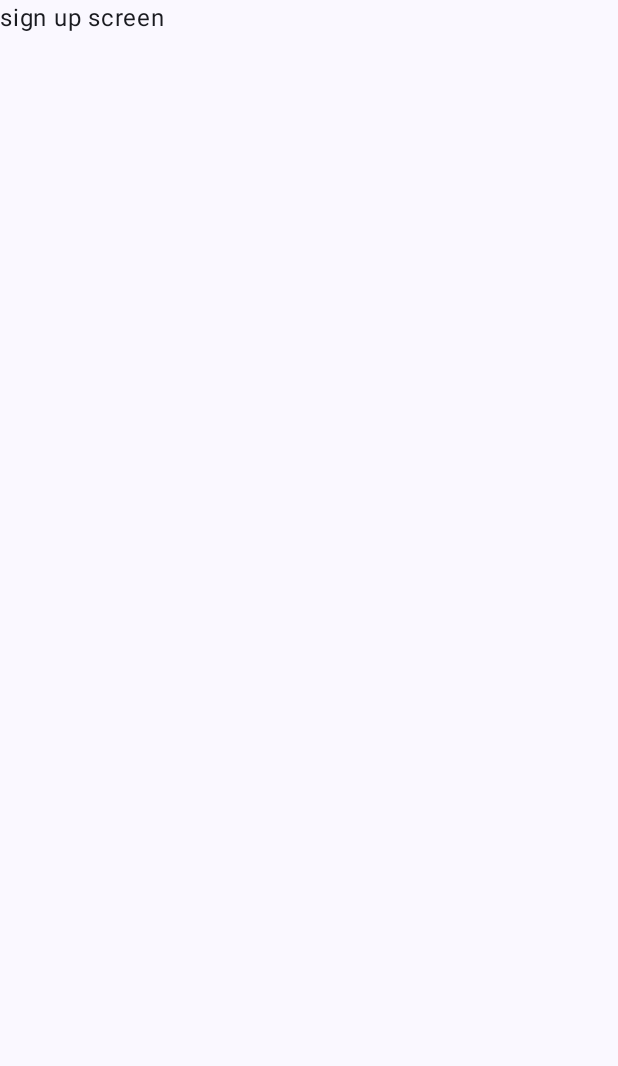
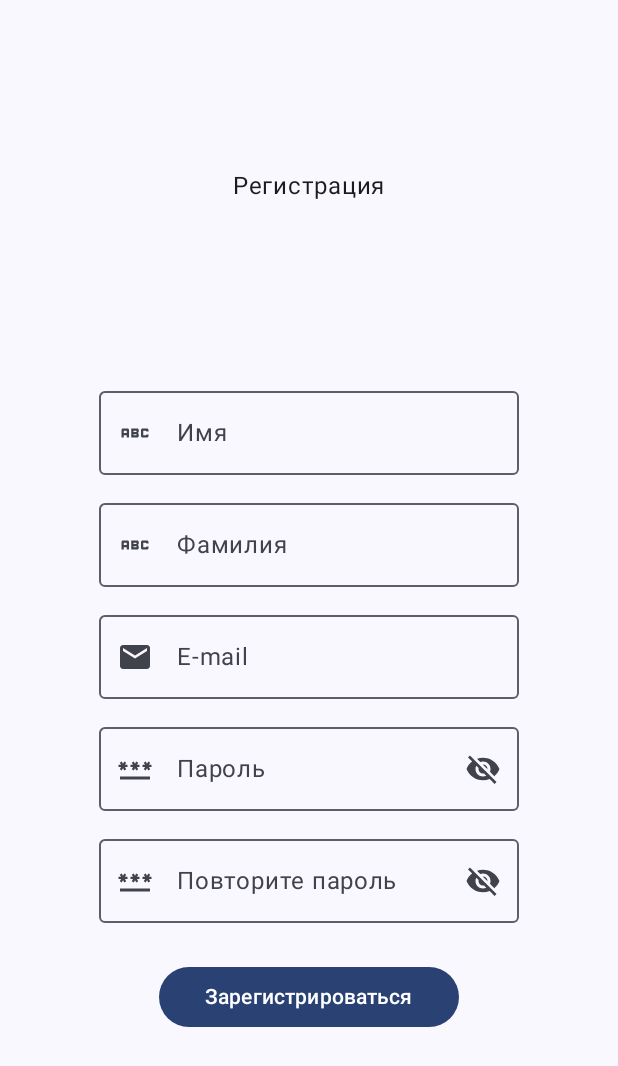
Before and after one commit to kiryuha21/JobSearchPlatformClient, an Android app built with Jetpack Compose: the SignUpScreen screen opened through its navigation route, on a phone screen of 412 x 824 dp. Before the commit the part shown is almost empty. Shown: the top 1066 px of the screen. Run offline under Robolectric (Android 15) with nearby library versions, the phone set to English and light mode, and no system bars.

Commit message:
navigation animation + signup screen

```diff
--- a/app/src/main/java/com/kiryuha21/jobsearchplatformclient/ui/components/LogInComponents.kt
+++ b/app/src/main/java/com/kiryuha21/jobsearchplatformclient/ui/components/LogInComponents.kt
@@ -7,7 +7,6 @@ import androidx.compose.foundation.layout.defaultMinSize
 import androidx.compose.foundation.layout.fillMaxWidth
 import androidx.compose.foundation.layout.padding
 import androidx.compose.material.icons.Icons
-import androidx.compose.material.icons.filled.Abc
 import androidx.compose.material.icons.filled.Email
 import androidx.compose.material.icons.filled.Password
 import androidx.compose.material3.Text
@@ -18,20 +17,15 @@ import androidx.compose.ui.unit.dp
 
 @Composable
 fun LoginForm(onLogin: () -> Unit, onResetPassword: () -> Unit, modifier: Modifier = Modifier) {
-    val placeholders = arrayOf("Имя", "Фамилия", "E-mail")
-    val icons = arrayOf(Icons.Filled.Abc, Icons.Filled.Abc, Icons.Filled.Email)
-
     Column(
         modifier = modifier,
         horizontalAlignment = Alignment.CenterHorizontally
     ) {
-        repeat(3) {
-            DefaultTextField(
-                icon = icons[it],
-                placeholder = placeholders[it],
-                modifier = Modifier.padding(5.dp)
-            )
-        }
+        DefaultTextField(
+            icon = Icons.Filled.Email,
+            placeholder = "E-mail",
+            modifier = Modifier.padding(5.dp)
+        )
         PasswordTextField(
             icon = Icons.Filled.Password,
             placeholder = "Пароль",
@@ -45,7 +39,7 @@ fun LoginForm(onLogin: () -> Unit, onResetPassword: () -> Unit, modifier: Modifi
             text = "Войти",
             onClick = { onLogin() },
             modifier = Modifier
-                .padding(top = 10.dp)
+                .padding(top = 20.dp)
                 .defaultMinSize(minWidth = 200.dp)
         )
     }
--- a/app/src/main/java/com/kiryuha21/jobsearchplatformclient/ui/components/SignUpComponents.kt
+++ b/app/src/main/java/com/kiryuha21/jobsearchplatformclient/ui/components/SignUpComponents.kt
@@ -1,18 +1,46 @@
 package com.kiryuha21.jobsearchplatformclient.ui.components
 
 import androidx.compose.foundation.layout.Column
+import androidx.compose.foundation.layout.defaultMinSize
+import androidx.compose.foundation.layout.padding
 import androidx.compose.material.icons.Icons
 import androidx.compose.material.icons.filled.Abc
+import androidx.compose.material.icons.filled.Email
 import androidx.compose.material.icons.filled.Password
 import androidx.compose.runtime.Composable
-import androidx.compose.ui.tooling.preview.Preview
+import androidx.compose.ui.Alignment
+import androidx.compose.ui.Modifier
+import androidx.compose.ui.unit.dp
 
-@Preview(showBackground = true)
 @Composable
-fun SignUpComponent() {
-    Column {
-        DefaultTextField(Icons.Filled.Abc, "Имя")
-        DefaultTextField(Icons.Filled.Abc, "Фамилия")
-        PasswordTextField(Icons.Filled.Password, "Пароль")
+fun SignUpForm(onRegister: () -> Unit, modifier: Modifier = Modifier) {
+    val placeholders = listOf("Имя", "Фамилия", "E-mail", "Пароль", "Повторите пароль")
+    val icons = listOf(Icons.Filled.Abc, Icons.Filled.Abc, Icons.Filled.Email, Icons.Filled.Password, Icons.Filled.Password)
+
+    Column(
+        modifier = modifier,
+        horizontalAlignment = Alignment.CenterHorizontally
+    ) {
+        (0..2).forEach {
+            DefaultTextField(
+                icon = icons[it],
+                placeholder = placeholders[it],
+                modifier = Modifier.padding(5.dp)
+            )
+        }
+        (3..4).forEach {
+            PasswordTextField(
+                icon = icons[it],
+                placeholder = placeholders[it],
+                modifier = Modifier.padding(5.dp)
+            )
+        }
+        DefaultButton(
+            text = "Зарегистрироваться",
+            onClick = { onRegister() },
+            modifier = Modifier
+                .padding(top = 20.dp)
+                .defaultMinSize(minWidth = 200.dp)
+        )
     }
 }
--- /dev/null
+++ b/app/src/main/java/com/kiryuha21/jobsearchplatformclient/ui/navigation/Animation.kt
@@ -0,0 +1,31 @@
+package com.kiryuha21.jobsearchplatformclient.ui.navigation
+
+import androidx.compose.animation.AnimatedVisibility
+import androidx.compose.animation.core.MutableTransitionState
+import androidx.compose.animation.expandVertically
+import androidx.compose.animation.fadeIn
+import androidx.compose.animation.fadeOut
+import androidx.compose.animation.shrinkVertically
+import androidx.compose.animation.slideInVertically
+import androidx.compose.animation.slideOutVertically
+import androidx.compose.runtime.Composable
+import androidx.compose.ui.Alignment
+import androidx.compose.ui.Modifier
+
+@Composable
+fun EnterAnimation(content: @Composable () -> Unit) {
+    AnimatedVisibility(
+        visibleState = MutableTransitionState(
+            initialState = false
+        ).apply { targetState = true },
+        modifier = Modifier,
+        enter = slideInVertically(
+            initialOffsetY = { -40 }
+        ) + expandVertically(
+            expandFrom = Alignment.Top
+        ) + fadeIn(initialAlpha = 0.3f),
+        exit = slideOutVertically() + shrinkVertically() + fadeOut(),
+    ) {
+        content()
+    }
+}
--- a/app/src/main/java/com/kiryuha21/jobsearchplatformclient/ui/navigation/NavigationController.kt
+++ b/app/src/main/java/com/kiryuha21/jobsearchplatformclient/ui/navigation/NavigationController.kt
@@ -23,16 +23,22 @@ fun NavigationController() {
                 route = route
             ) {
                 composable(LogIn) {
+                    EnterAnimation {
                         LogInScreen(
                             authViewModel = it.sharedViewModel(navController = navController),
                             navController = navController
                         )
                     }
+                }
                 composable(SignUp) {
+                    EnterAnimation {
                         SignUpScreen(authViewModel = it.sharedViewModel(navController = navController))
                     }
+                }
                 composable(ResetPassword) {
+                    EnterAnimation {
                         ResetPasswordScreen(authViewModel = it.sharedViewModel(navController = navController))
+                    }
                 }
             }
         }
--- a/app/src/main/java/com/kiryuha21/jobsearchplatformclient/ui/screens/LogInScreen.kt
+++ b/app/src/main/java/com/kiryuha21/jobsearchplatformclient/ui/screens/LogInScreen.kt
@@ -5,17 +5,17 @@ import androidx.compose.foundation.layout.Column
 import androidx.compose.foundation.layout.fillMaxHeight
 import androidx.compose.foundation.layout.fillMaxSize
 import androidx.compose.foundation.layout.fillMaxWidth
-import androidx.compose.foundation.layout.padding
 import androidx.compose.material3.Text
 import androidx.compose.runtime.Composable
 import androidx.compose.runtime.getValue
 import androidx.compose.ui.Alignment
 import androidx.compose.ui.Modifier
-import androidx.compose.ui.unit.dp
+import androidx.compose.ui.tooling.preview.Preview
+import androidx.lifecycle.viewmodel.compose.viewModel
 import androidx.navigation.NavController
+import androidx.navigation.compose.rememberNavController
 import com.kiryuha21.jobsearchplatformclient.ui.components.LoginForm
 import com.kiryuha21.jobsearchplatformclient.ui.components.NotSignedUpHelper
-import com.kiryuha21.jobsearchplatformclient.ui.components.ResetPasswordHelper
 import com.kiryuha21.jobsearchplatformclient.ui.navigation.NavigationGraph
 import com.kiryuha21.jobsearchplatformclient.ui.viewmodel.AuthViewModel
 
@@ -31,7 +31,7 @@ fun LogInScreen(authViewModel: AuthViewModel, navController: NavController) {
             contentAlignment = Alignment.Center,
             modifier = Modifier
                 .fillMaxWidth()
-                .fillMaxHeight(0.3f)
+                .fillMaxHeight(0.4f)
         ) {
             Text(
                 text = "Платформа для поиска работы",
@@ -54,3 +54,9 @@ fun LogInScreen(authViewModel: AuthViewModel, navController: NavController) {
         )
     }
 }
+
+@Preview(showSystemUi = true, showBackground = true)
+@Composable
+fun LoginScreenPreview() {
+    LogInScreen(authViewModel = viewModel(), navController = rememberNavController())
+}
--- a/app/src/main/java/com/kiryuha21/jobsearchplatformclient/ui/screens/ResetPasswordScreen.kt
+++ b/app/src/main/java/com/kiryuha21/jobsearchplatformclient/ui/screens/ResetPasswordScreen.kt
@@ -1,14 +1,8 @@
 package com.kiryuha21.jobsearchplatformclient.ui.screens
 
-import androidx.compose.foundation.layout.Box
-import androidx.compose.foundation.layout.Column
-import androidx.compose.foundation.layout.fillMaxHeight
-import androidx.compose.foundation.layout.fillMaxSize
 import androidx.compose.material3.Text
 import androidx.compose.runtime.Composable
 import androidx.compose.runtime.getValue
-import androidx.compose.ui.Alignment
-import androidx.compose.ui.Modifier
 import com.kiryuha21.jobsearchplatformclient.ui.viewmodel.AuthViewModel
 
 @Composable
--- a/app/src/main/java/com/kiryuha21/jobsearchplatformclient/ui/screens/SignUpScreen.kt
+++ b/app/src/main/java/com/kiryuha21/jobsearchplatformclient/ui/screens/SignUpScreen.kt
@@ -4,16 +4,41 @@ import androidx.compose.foundation.layout.Box
 import androidx.compose.foundation.layout.Column
 import androidx.compose.foundation.layout.fillMaxHeight
 import androidx.compose.foundation.layout.fillMaxSize
+import androidx.compose.foundation.layout.fillMaxWidth
 import androidx.compose.material3.Text
 import androidx.compose.runtime.Composable
 import androidx.compose.runtime.getValue
 import androidx.compose.ui.Alignment
 import androidx.compose.ui.Modifier
+import androidx.compose.ui.tooling.preview.Preview
+import androidx.lifecycle.viewmodel.compose.viewModel
+import com.kiryuha21.jobsearchplatformclient.ui.components.SignUpForm
 import com.kiryuha21.jobsearchplatformclient.ui.viewmodel.AuthViewModel
 
 @Composable
 fun SignUpScreen(authViewModel: AuthViewModel) {
     val state by authViewModel.state
 
-    Text(text = "sign up screen")
+    Column(
+        modifier = Modifier.fillMaxSize()
+    ) {
+        Box(
+            contentAlignment = Alignment.Center,
+            modifier = Modifier
+                .fillMaxWidth()
+                .fillMaxHeight(0.3f)
+        ) {
+            Text(text = "Регистрация")
+        }
+        SignUpForm(
+            onRegister = { /*TODO*/ },
+            modifier = Modifier.fillMaxWidth()
+        )
+    }
 }
+
+@Preview(showSystemUi = true, showBackground = true)
+@Composable
+fun SignUpScreenPreview() {
+    SignUpScreen(authViewModel = viewModel())
+}
```
Lines whose indentation alone changed are shown as unchanged.
